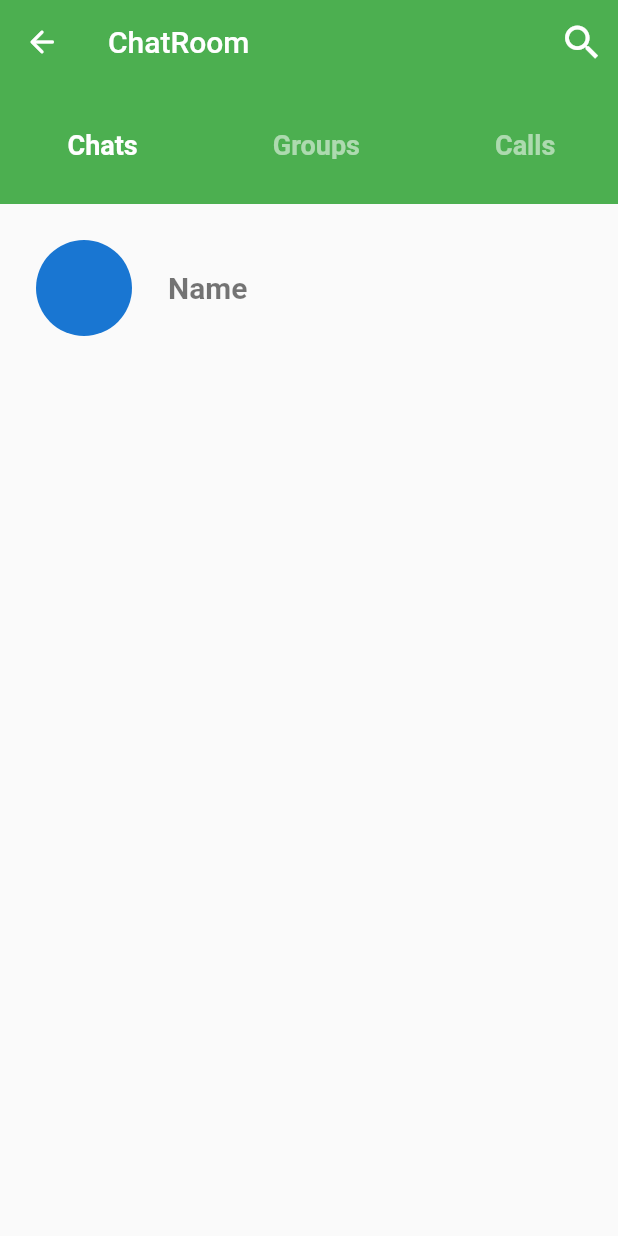
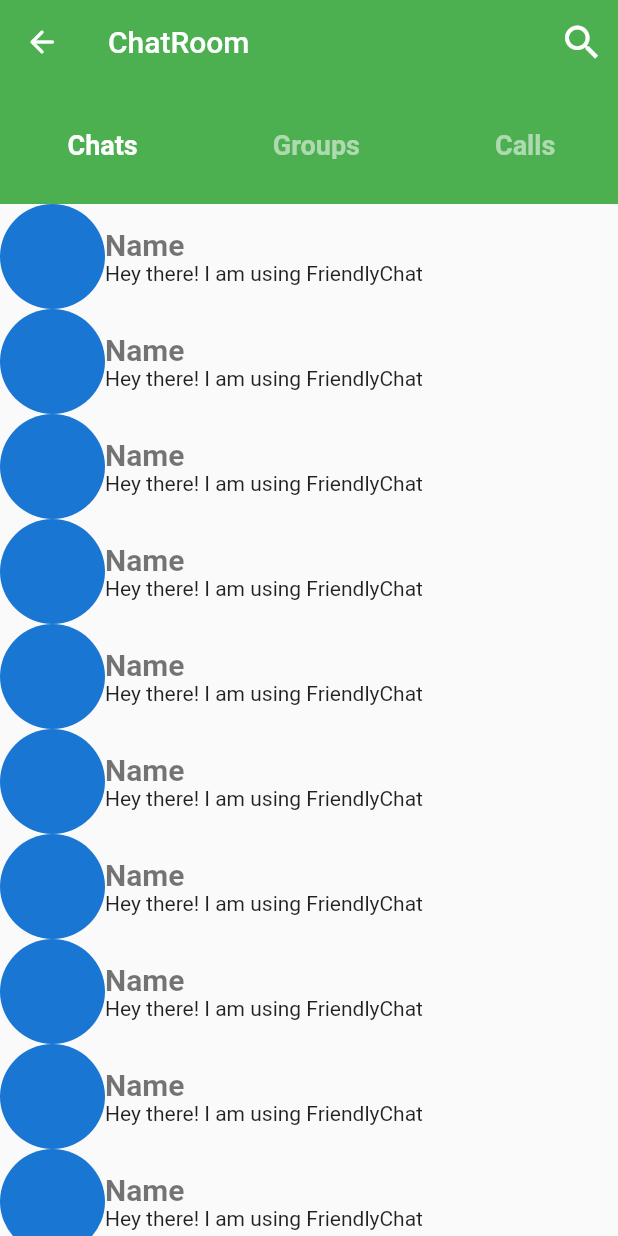
Before and after one commit to VivekParida/FriendlyChat, a Flutter app: the screen it shows after launch, on a phone screen of 412 x 824 dp. Run offline on Flutter 3.47's test engine with Material 2 defaults, Android fonts, the phone set to English and light mode, and no system bars.

Commit message:
Chat layout added

```diff
--- a/lib/screens/ChatRoom.dart
+++ b/lib/screens/ChatRoom.dart
@@ -1,6 +1,7 @@
 import 'package:flutter/cupertino.dart';
 import 'package:flutter/material.dart';
 import 'package:flutter/services.dart';
+import 'package:friendly_chat/widgets/Chats.dart';
 import 'package:friendly_chat/widgets/category_selector.dart';
 
 class ChatRoom extends StatelessWidget {
@@ -32,36 +33,9 @@ class ChatRoom extends StatelessWidget {
           CategorySelector(),
           Expanded(
             child: Container(
-              decoration: BoxDecoration(),
               child: Column(
-                children: <Widget>[
-                  Padding(
-                    padding: const EdgeInsets.symmetric(horizontal: 0.0),
-                    child: Row(
-                      children: <Widget>[
-                        const Padding(
-                          padding: EdgeInsets.all(24.0),
-                          child: CircleAvatar(
-                            radius: 32.0,
-                          ),
-                        ),
-                        Column(
-                          children: const <Widget>[
-                            Text(
-                              'Name',
-                              style: TextStyle(
-                                  color: Colors.black54,
-                                  fontSize: 20.0,
-                                  fontWeight: FontWeight.bold,
-                                  letterSpacing: 0.0),
-                            ),
-                            //StringCodec()
-                            //  Message
-                          ],
-                        )
-                      ],
-                    ),
-                  )
+                children: const <Widget>[
+                  Chats(),
                 ],
               ),
             ),
--- /dev/null
+++ b/lib/widgets/Chats.dart
@@ -0,0 +1,42 @@
+import 'package:flutter/material.dart';
+
+class Chats extends StatelessWidget {
+  const Chats({Key? key}) : super(key: key);
+
+  @override
+  Widget build(BuildContext context) {
+    return Expanded(
+      child: ListView.builder(
+        //scrollDirection: Axis.vertical,
+        itemCount: Chat.length,
+        itemBuilder: (BuildContext context, int index) {
+          return Row(
+            children: <Widget>[
+              const CircleAvatar(
+                radius: 35.0,
+              ),
+              Column(
+                crossAxisAlignment: CrossAxisAlignment.start,
+                children: const <Widget>[
+                  Text(
+                    'Name',
+                    style: TextStyle(
+                        color: Colors.black54,
+                        fontSize: 20.0,
+                        fontWeight: FontWeight.bold,
+                        letterSpacing: 0.0),
+                  ),
+                  Text('Hey there! I am using FriendlyChat'),
+                ],
+              ),
+            ],
+          );
+        },
+      ),
+    );
+  }
+}
+
+class Chat {
+  static var length = 10;
+}
```
